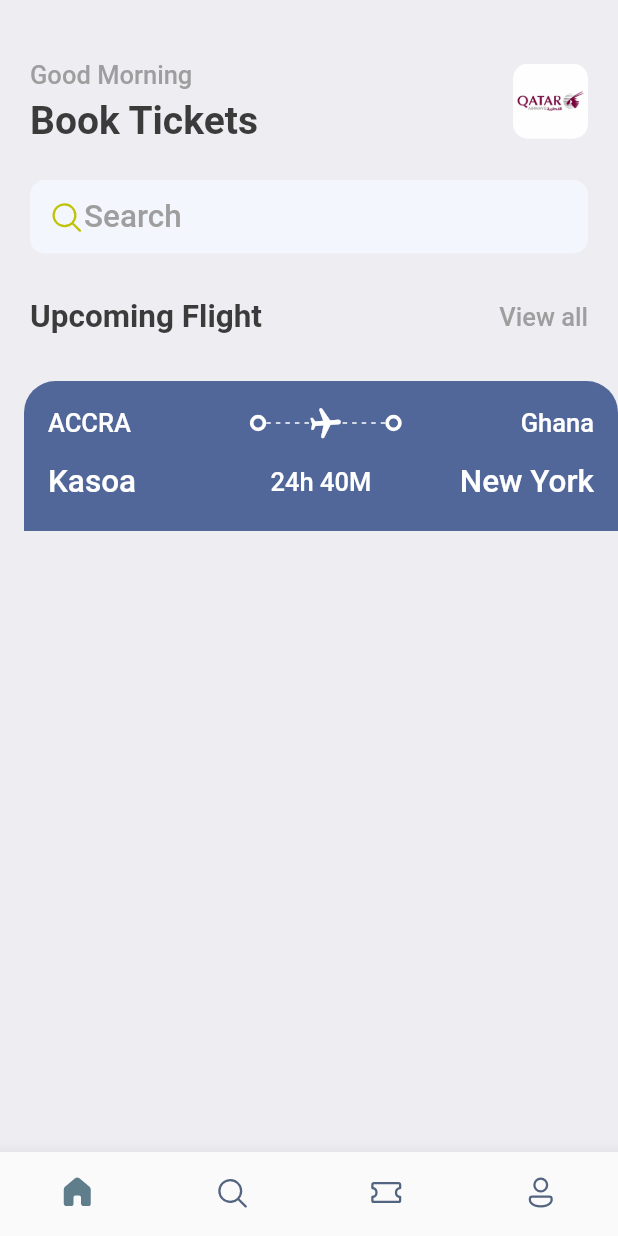
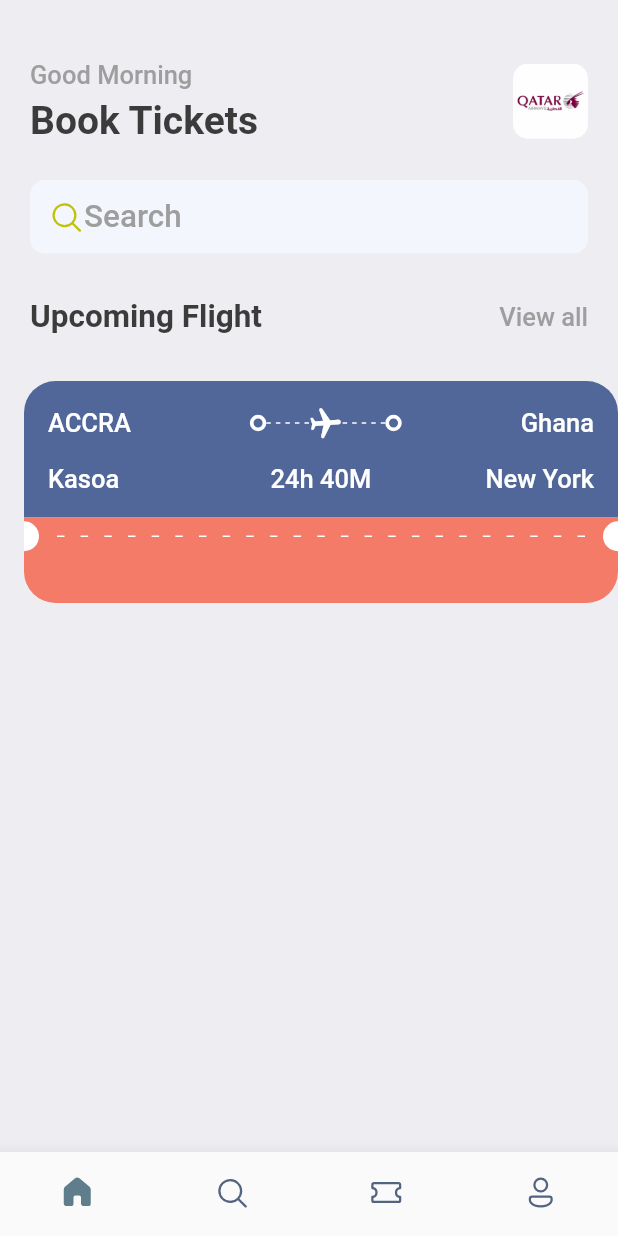
Before and after one commit to KwasiEvans/Tickets-Booking-App, a Flutter app: the screen it shows after launch, on a phone screen of 412 x 824 dp. Run offline on Flutter 3.47's test engine with Material 2 defaults, Android fonts, the phone set to English and light mode, and no system bars; our stand-ins replace fluentui_icons, gap.

Commit message:
done with the second face

```diff
--- a/lib/screens/ticket_view.dart
+++ b/lib/screens/ticket_view.dart
@@ -12,19 +12,19 @@
     final size = AppLayout.getSize(context);
     return SizedBox(
       width: size.width,
-      height: 100,
+      height: 200,
       child: Container(
-        decoration: const BoxDecoration(
-          color: Color(0xFF526799),
-          borderRadius: BorderRadius.only(
-            topLeft: Radius.circular(21),
-            topRight: Radius.circular(21),
-          ),
-        ),
         margin: const EdgeInsets.only(left: 16),
         child: Column(
           children: [
             Container(
+              decoration: const BoxDecoration(
+                color: Color(0xFF526799),
+                borderRadius: BorderRadius.only(
+                  topLeft: Radius.circular(21),
+                  topRight: Radius.circular(21),
+                ),
+              ),
               padding: const EdgeInsets.all(16),
               child: Column(
                 children: [
@@ -89,7 +89,7 @@
                         width: 100,
                         child: Text(
                           "Kasoa",
-                          style: Styles.headlineStyle4
+                          style: Styles.headlineStyle3
                               .copyWith(color: Colors.white),
                         ),
                       ),
@@ -101,12 +101,86 @@
                         child: Text(
                           "New York",
                           textAlign: TextAlign.end,
-                          style: Styles.headlineStyle4
+                          style: Styles.headlineStyle3
                               .copyWith(color: Colors.white),
                         ),
                       ),
                     ],
-                  )
+                  ),
+                ],
+              ),
+            ),
+            Container(
+              color: Styles.orangeColor,
+              child: Row(
+                children: [
+                  const SizedBox(
+                    height: 20,
+                    width: 10,
+                    child: DecoratedBox(
+                      decoration: BoxDecoration(
+                        color: Colors.white,
+                        borderRadius: BorderRadius.only(
+                          topRight: Radius.circular(10),
+                          bottomRight: Radius.circular(10),
+                        ),
+                      ),
+                    ),
+                  ),
+                  Expanded(
+                    child: Padding(
+                      padding: const EdgeInsets.all(12.0),
+                      child: LayoutBuilder(
+                        // ignore: avoid_types_as_parameter_names, non_constant_identifier_names
+                        builder: (BuildContext, BoxConstraints constraints) {
+                          return Flex(
+                            direction: Axis.horizontal,
+                            mainAxisAlignment: MainAxisAlignment.spaceBetween,
+                            mainAxisSize: MainAxisSize.max,
+                            children: List.generate(
+                              (constraints.constrainWidth() / 15).floor(),
+                              (index) => const SizedBox(
+                                width: 5,
+                                height: 1,
+                                child: DecoratedBox(
+                                  decoration:
+                                      BoxDecoration(color: Colors.white),
+                                ),
+                              ),
+                            ),
+                          );
+                        },
+                      ),
+                    ),
+                  ),
+                  const SizedBox(
+                    height: 20,
+                    width: 10,
+                    child: DecoratedBox(
+                      decoration: BoxDecoration(
+                        color: Colors.white,
+                        borderRadius: BorderRadius.only(
+                          topLeft: Radius.circular(10),
+                          bottomLeft: Radius.circular(10),
+                        ),
+                      ),
+                    ),
+                  ),
+                ],
+              ),
+            ),
+            Container(
+              decoration: BoxDecoration(
+                color: Styles.orangeColor,
+                borderRadius: const BorderRadius.only(
+                  bottomLeft: Radius.circular(21),
+                  bottomRight: Radius.circular(21),
+                ),
+              ),
+              padding: const EdgeInsets.all(16),
+              child: Column(
+                children: [
+                  Row(),
                 ],
               ),
             ),
--- a/lib/screens/utils/app_styles.dart
+++ b/lib/screens/utils/app_styles.dart
@@ -6,7 +6,7 @@
   static Color primaryColor = primary;
   static Color textColor = const Color(0xFF3b3b3b);
   static Color bgColor = const Color(0xFFeeedf2);
-  static Color orangeColor = const Color(0xFF526799);
+  static Color orangeColor = const Color(0xFFF37B67);
   static TextStyle textStyle =
       TextStyle(fontSize: 16, color: textColor, fontWeight: FontWeight.w500);
   static TextStyle headlineStyle =
```
